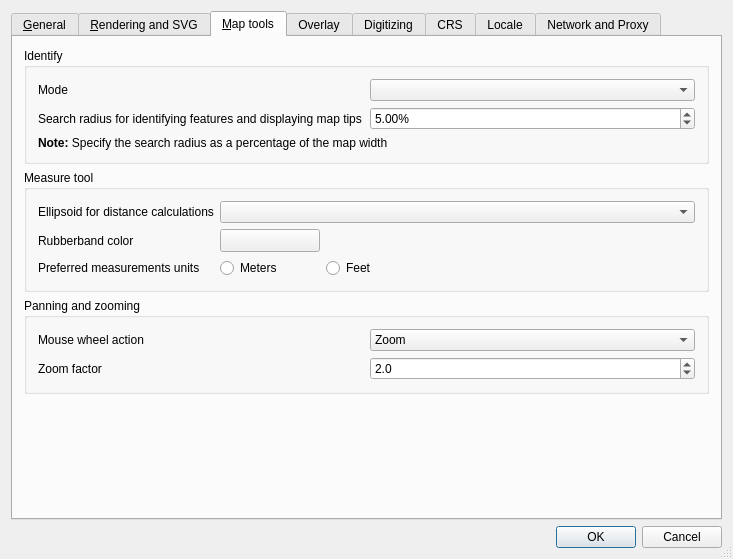
qgis/QGIS, file src/ui/qgsoptionsbase.ui: the form before one commit.
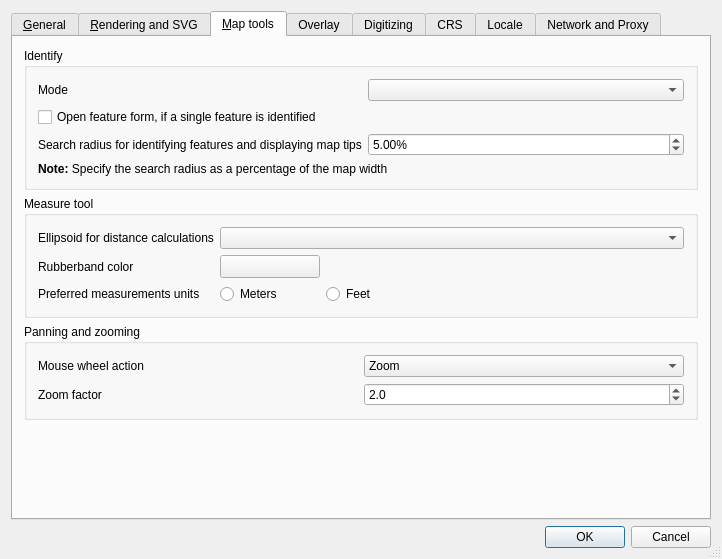
The form after the commit. The open tabs and pages were chosen to show the change. Custom widgets are drawn as their Qt base class.

```diff
--- a/src/ui/qgsoptionsbase.ui
+++ b/src/ui/qgsoptionsbase.ui
@@ -6,8 +6,8 @@
    <rect>
     <x>0</x>
     <y>0</y>
-    <width>733</width>
-    <height>549</height>
+    <width>722</width>
+    <height>529</height>
    </rect>
   </property>
   <property name="windowTitle">
@@ -471,7 +471,7 @@
           <property name="margin">
            <number>11</number>
           </property>
-          <item row="2" column="0" colspan="2">
+          <item row="3" column="0" colspan="2">
            <widget class="QLabel" name="textLabel2">
             <property name="text">
              <string>&lt;b&gt;Note:&lt;/b&gt; Specify the search radius as a percentage of the map width</string>
@@ -481,7 +481,7 @@
             </property>
            </widget>
           </item>
-          <item row="1" column="0">
+          <item row="2" column="0">
            <widget class="QLabel" name="textLabel1_3">
             <property name="text">
              <string>Search radius for identifying features and displaying map tips</string>
@@ -491,7 +491,7 @@
             </property>
            </widget>
           </item>
-          <item row="1" column="1">
+          <item row="2" column="1">
            <widget class="QDoubleSpinBox" name="spinBoxIdentifyValue">
             <property name="suffix">
              <string>%</string>
@@ -520,6 +520,13 @@
             </property>
            </widget>
           </item>
+          <item row="1" column="0" colspan="2">
+           <widget class="QCheckBox" name="cbxAutoFeatureForm">
+            <property name="text">
+             <string>Open feature form, if a single feature is identified</string>
+            </property>
+           </widget>
+          </item>
          </layout>
         </widget>
        </item>
```
Left out of the diff: 2 changed lines with no effect on the pictures.
